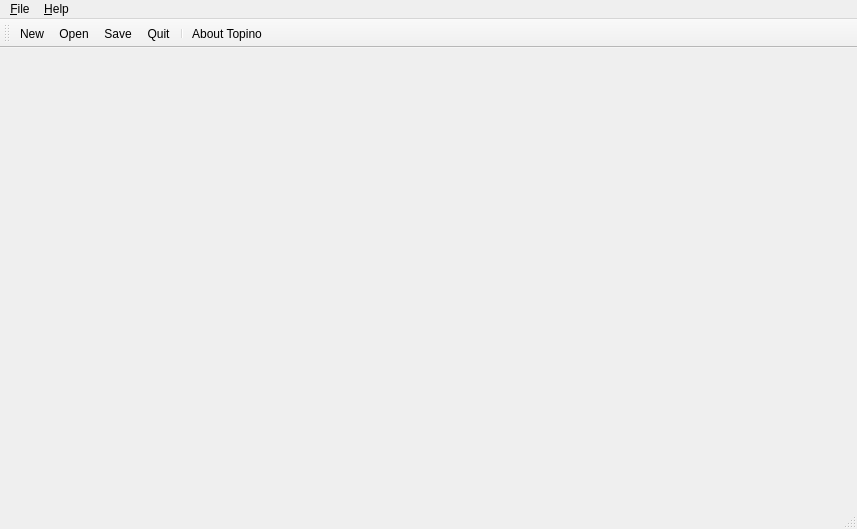
The window that topino/ui/mainwindow.ui (XXY1227/topino) describes before a commit, drawn with Qt 5.
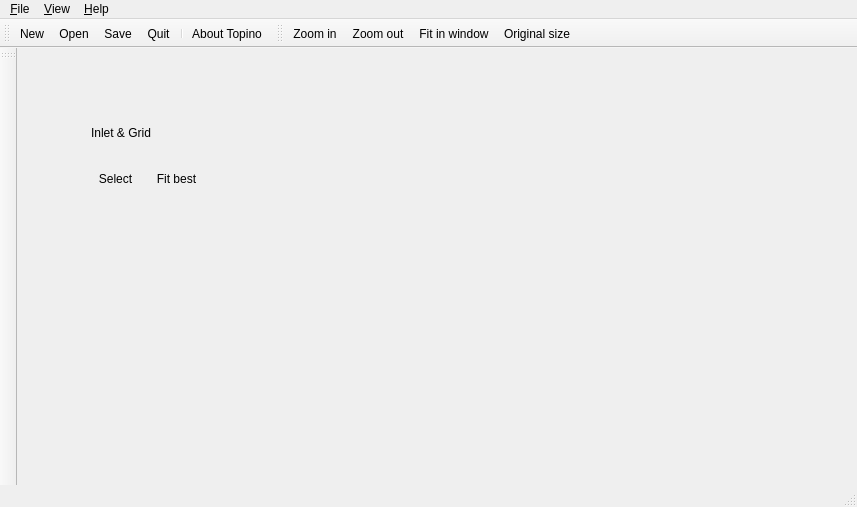
The same window after the commit. Icons and pictures are not drawn.

Commit message: Added toolbox and round rubber selection

```diff
--- a/topino/ui/mainwindow.ui
+++ b/topino/ui/mainwindow.ui
@@ -7,13 +7,125 @@
     <x>0</x>
     <y>0</y>
     <width>857</width>
-    <height>529</height>
+    <height>507</height>
    </rect>
   </property>
   <property name="windowTitle">
    <string>Topino</string>
   </property>
-  <widget class="QWidget" name="centralWidget"/>
+  <widget class="QWidget" name="centralWidget">
+   <widget class="QWidget" name="gridLayoutWidget">
+    <property name="geometry">
+     <rect>
+      <x>60</x>
+      <y>50</y>
+      <width>143</width>
+      <height>96</height>
+     </rect>
+    </property>
+    <layout class="QGridLayout" name="layoutToolbox">
+     <property name="leftMargin">
+      <number>5</number>
+     </property>
+     <property name="topMargin">
+      <number>5</number>
+     </property>
+     <property name="rightMargin">
+      <number>5</number>
+     </property>
+     <property name="bottomMargin">
+      <number>5</number>
+     </property>
+     <property name="spacing">
+      <number>0</number>
+     </property>
+     <item row="3" column="0">
+      <widget class="QToolButton" name="toolButton">
+       <property name="sizePolicy">
+        <sizepolicy hsizetype="Fixed" vsizetype="Fixed">
+         <horstretch>0</horstretch>
+         <verstretch>0</verstretch>
+        </sizepolicy>
+       </property>
+       <property name="text">
+        <string>Select</string>
+       </property>
+       <property name="icon">
+        <iconset resource="../topino.qrc">
+         <normaloff>:/ui/toolicons/cursor.png</normaloff>:/ui/toolicons/cursor.png</iconset>
+       </property>
+       <property name="iconSize">
+        <size>
+         <width>24</width>
+         <height>24</height>
+        </size>
+       </property>
+       <property name="popupMode">
+        <enum>QToolButton::DelayedPopup</enum>
+       </property>
+       <property name="toolButtonStyle">
+        <enum>Qt::ToolButtonIconOnly</enum>
+       </property>
+       <property name="autoRaise">
+        <bool>true</bool>
+       </property>
+      </widget>
+     </item>
+     <item row="3" column="1">
+      <widget class="QToolButton" name="toolButton_2">
+       <property name="text">
+        <string>Fit best</string>
+       </property>
+       <property name="icon">
+        <iconset resource="../topino.qrc">
+         <normaloff>:/ui/toolicons/inlet.png</normaloff>:/ui/toolicons/inlet.png</iconset>
+       </property>
+       <property name="iconSize">
+        <size>
+         <width>24</width>
+         <height>24</height>
+        </size>
+       </property>
+       <property name="toolButtonStyle">
+        <enum>Qt::ToolButtonIconOnly</enum>
+       </property>
+       <property name="autoRaise">
+        <bool>true</bool>
+       </property>
+      </widget>
+     </item>
+     <item row="1" column="0" colspan="2">
+      <widget class="QLabel" name="label">
+       <property name="sizePolicy">
+        <sizepolicy hsizetype="Preferred" vsizetype="Preferred">
+         <horstretch>0</horstretch>
+         <verstretch>0</verstretch>
+        </sizepolicy>
+       </property>
+       <property name="text">
+        <string>Inlet &amp; Grid</string>
+       </property>
+      </widget>
+     </item>
+     <item row="2" column="0">
+      <spacer name="verticalSpacer">
+       <property name="orientation">
+        <enum>Qt::Vertical</enum>
+       </property>
+       <property name="sizeType">
+        <enum>QSizePolicy::Minimum</enum>
+       </property>
+       <property name="sizeHint" stdset="0">
+        <size>
+         <width>20</width>
+         <height>5</height>
+        </size>
+       </property>
+      </spacer>
+     </item>
+    </layout>
+   </widget>
+  </widget>
   <widget class="QMenuBar" name="menuBar">
    <property name="geometry">
     <rect>
@@ -44,7 +156,23 @@
     <addaction name="action_AboutQt"/>
     <addaction name="action_AboutTopino"/>
    </widget>
+   <widget class="QMenu" name="menu_View">
+    <property name="title">
+     <string>&amp;View</string>
+    </property>
+    <widget class="QMenu" name="menu_Zoom">
+     <property name="title">
+      <string>&amp;Zoom</string>
+     </property>
+     <addaction name="action_zoom_in"/>
+     <addaction name="action_zoom_out"/>
+     <addaction name="action_zoom_fit_in_window"/>
+     <addaction name="action_zoom_original_size"/>
+    </widget>
+    <addaction name="menu_Zoom"/>
+   </widget>
    <addaction name="menu_File"/>
+   <addaction name="menu_View"/>
    <addaction name="menu_Help"/>
   </widget>
   <widget class="QToolBar" name="mainToolBar">
@@ -62,6 +190,35 @@
    <addaction name="action_AboutTopino"/>
   </widget>
   <widget class="QStatusBar" name="statusBar"/>
+  <widget class="QToolBar" name="toolbox">
+   <property name="windowTitle">
+    <string>Toolbox</string>
+   </property>
+   <property name="allowedAreas">
+    <set>Qt::LeftToolBarArea|Qt::RightToolBarArea</set>
+   </property>
+   <attribute name="toolBarArea">
+    <enum>LeftToolBarArea</enum>
+   </attribute>
+   <attribute name="toolBarBreak">
+    <bool>false</bool>
+   </attribute>
+  </widget>
+  <widget class="QToolBar" name="zoomBar">
+   <property name="windowTitle">
+    <string>Zoom functions</string>
+   </property>
+   <attribute name="toolBarArea">
+    <enum>TopToolBarArea</enum>
+   </attribute>
+   <attribute name="toolBarBreak">
+    <bool>false</bool>
+   </attribute>
+   <addaction name="action_zoom_in"/>
+   <addaction name="action_zoom_out"/>
+   <addaction name="action_zoom_fit_in_window"/>
+   <addaction name="action_zoom_original_size"/>
+  </widget>
   <action name="action_New">
    <property name="icon">
     <iconset theme="document-new">
@@ -146,6 +303,42 @@
     <string>&amp;Export image...</string>
    </property>
   </action>
+  <action name="action_zoom_in">
+   <property name="icon">
+    <iconset theme="zoom-in">
+     <normaloff>.</normaloff>.</iconset>
+   </property>
+   <property name="text">
+    <string>Zoom &amp;in</string>
+   </property>
+  </action>
+  <action name="action_zoom_out">
+   <property name="icon">
+    <iconset theme="zoom-out">
+     <normaloff>.</normaloff>.</iconset>
+   </property>
+   <property name="text">
+    <string>Zoom &amp;out</string>
+   </property>
+  </action>
+  <action name="action_zoom_fit_in_window">
+   <property name="icon">
+    <iconset theme="zoom-best-fit">
+     <normaloff>.</normaloff>.</iconset>
+   </property>
+   <property name="text">
+    <string>&amp;Fit in window</string>
+   </property>
+  </action>
+  <action name="action_zoom_original_size">
+   <property name="icon">
+    <iconset theme="zoom-original">
+     <normaloff>.</normaloff>.</iconset>
+   </property>
+   <property name="text">
+    <string>O&amp;riginal size</string>
+   </property>
+  </action>
  </widget>
  <layoutdefault spacing="6" margin="11"/>
  <resources/>
```
Left out of the diff: 7 changed lines with no effect on the pictures. The commit also changes 9 other files.
